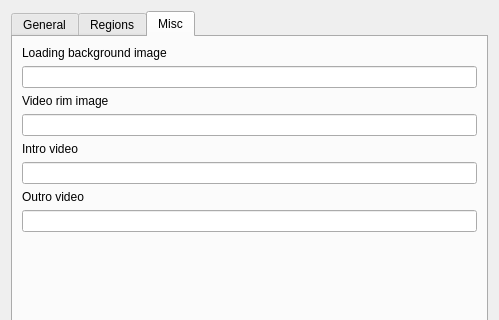
Above: mapeditor/campaigneditor/campaignproperties.ui from vcmi/vcmi before the change; both pictures show x 0 to 499 and y 0 to 320 of the 499 by 580 pixel window. Below: the same form after it.
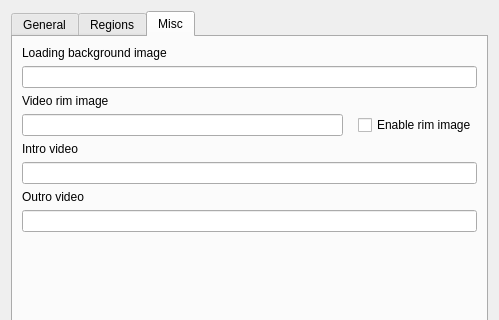
That is the form after the change. The open tabs and pages were chosen to show the change.

Commit message: checkbox for enable/disable rim in campaign editor

Patch:
```diff
--- a/mapeditor/campaigneditor/campaignproperties.ui
+++ b/mapeditor/campaigneditor/campaignproperties.ui
@@ -276,7 +276,27 @@
         </widget>
        </item>
        <item>
-        <widget class="QLineEdit" name="lineEditVideoRim"/>
+        <layout class="QHBoxLayout" name="horizontalLayout_3">
+         <property name="spacing">
+          <number>15</number>
+         </property>
+         <property name="topMargin">
+          <number>0</number>
+         </property>
+         <item>
+          <widget class="QLineEdit" name="lineEditVideoRim"/>
+         </item>
+         <item>
+          <widget class="QCheckBox" name="checkBoxVideoRim">
+           <property name="text">
+            <string>Enable rim image</string>
+           </property>
+           <property name="checked">
+            <bool>false</bool>
+           </property>
+          </widget>
+         </item>
+        </layout>
        </item>
        <item>
         <widget class="QLabel" name="labelIntroVideo">
```
The commit also changes 2 other files.
